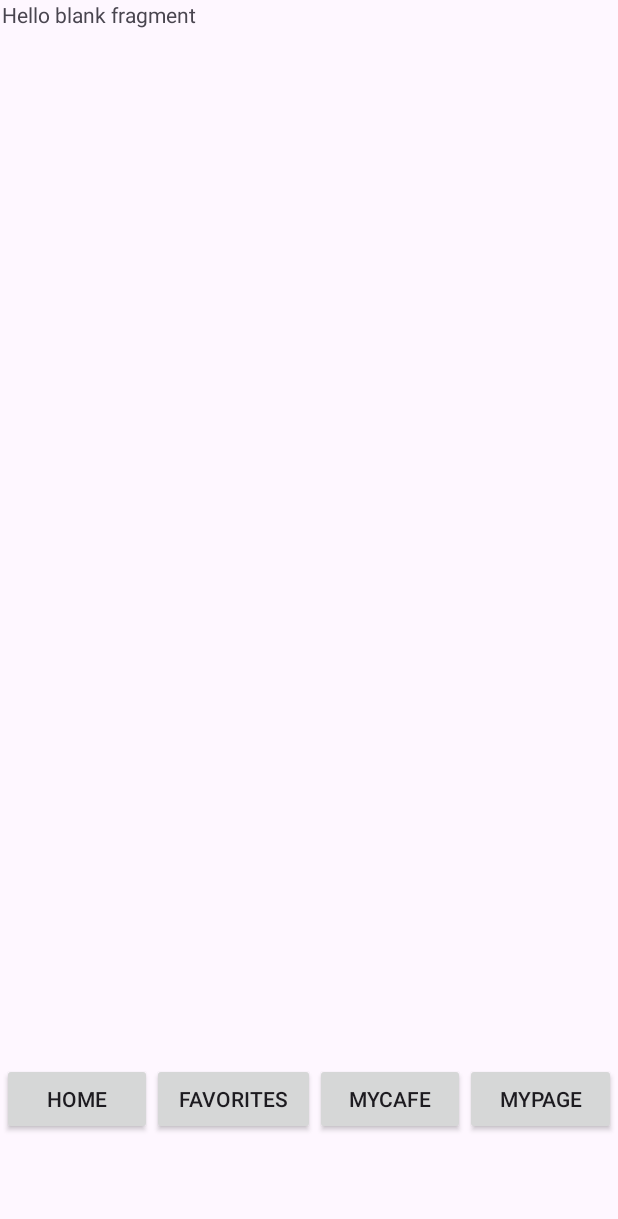
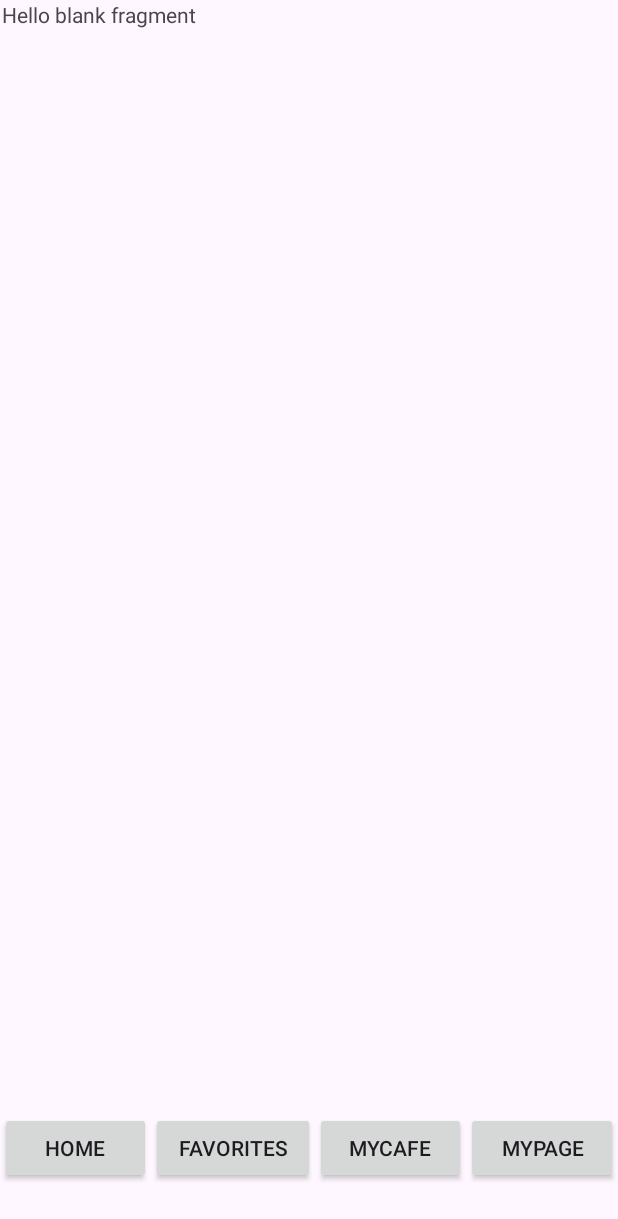
Before and after one commit to SKKUCapstone/Ca_stard_app, an Android app: the screen it shows after launch (MainActivity), after a tap on "FAVORITES", on a phone screen of 412 x 824 dp. Shown: the top 1219 px of the screen. Run offline under Robolectric (Android 15) with nearby library versions, the phone set to English and light mode, and no system bars; libraries missing offline, so code that uses them is left out: com.kakao.vectormap; 2 statements that could not run were skipped.

Commit message:
bottomsheet applied

```diff
--- a/app/src/main/java/edu/skku/map/capstone/HomeFragment.kt
+++ b/app/src/main/java/edu/skku/map/capstone/HomeFragment.kt
@@ -12,7 +12,10 @@ import androidx.fragment.app.Fragment
 import android.view.LayoutInflater
 import android.view.View
 import android.view.ViewGroup
+import android.widget.LinearLayout
+import androidx.constraintlayout.widget.ConstraintLayout
 import androidx.core.content.ContextCompat
+import com.google.android.material.bottomsheet.BottomSheetBehavior
 import com.kakao.vectormap.KakaoMap
 import com.kakao.vectormap.KakaoMapReadyCallback
 import com.kakao.vectormap.LatLng
@@ -34,6 +37,7 @@ class HomeFragment() : Fragment() {
     private lateinit var locationListener: LocationListener
     private lateinit var labelManager:LabelManager
     private lateinit var trackingManager:TrackingManager
+    lateinit var behavior: BottomSheetBehavior<ConstraintLayout>
     private var myPosition:Label? = null
     override fun onCreateView(
         inflater: LayoutInflater, container: ViewGroup?,
@@ -43,8 +47,13 @@ class HomeFragment() : Fragment() {
         setLocationManager()
         setListener()
         setLocationListener()
+        startKakaoMap()
+        persistentBottomSheetEvent()
+        return binding.root
+    }
 
-
+    //kakaomap functions
+    private fun startKakaoMap(){
         binding.kakaoMV.start(object : MapLifeCycleCallback() {
             override fun onMapDestroy() {
                 // 지도 API 가 정상적으로 종료될 때 호출됨
@@ -60,11 +69,18 @@ class HomeFragment() : Fragment() {
                 trackingManager = kakaoMap.trackingManager!!
             }
         })
+    }
+    private fun createLabel(lat: Double, lng: Double, text: String? = null): Label {
+        val pos:LatLng = LatLng.from(lat, lng)
+        val labelStyle: LabelStyle = LabelStyle.from(R.drawable.mypin)
+        val labelStyles: LabelStyles = labelManager.addLabelStyles(LabelStyles.from(labelStyle))!!
+        val labelOptions:LabelOptions = if (text == null) LabelOptions.from(pos).setStyles(labelStyles) else
+            LabelOptions.from(pos).setStyles(labelStyles).setTexts(text)
 
-        return binding.root
+        return labelManager.layer!!.addLabel(labelOptions)
     }
 
-
+    //GPS functions
     private fun setLocationManager(){
         Log.d("gps", "initializeLocationObj")
         if(::locationManager.isInitialized.not()) {
@@ -135,17 +151,43 @@ class HomeFragment() : Fragment() {
         }
     }
 
+    //bottomsheet functions
+    private fun persistentBottomSheetEvent() {
 
-    private fun createLabel(lat: Double, lng: Double, text: String? = null): Label {
-        val pos:LatLng = LatLng.from(lat, lng)
-        val labelStyle: LabelStyle = LabelStyle.from(R.drawable.mymarker)
-        val labelStyles: LabelStyles = labelManager.addLabelStyles(LabelStyles.from(labelStyle))!!
-        val labelOptions:LabelOptions = if (text == null) LabelOptions.from(pos).setStyles(labelStyles) else
-            LabelOptions.from(pos).setStyles(labelStyles).setTexts(text)
+        behavior = BottomSheetBehavior.from(binding.bottomSheet)
+        behavior.addBottomSheetCallback(object : BottomSheetBehavior.BottomSheetCallback() {
+            override fun onSlide(bottomSheet: View, slideOffset: Float) {
+                // 슬라이드 되는 도중 계속 호출
+                // called continuously while dragging
+                Log.d("@@@", "onStateChanged: 드래그 중")
+            }
 
-        return labelManager.layer!!.addLabel(labelOptions)
+            override fun onStateChanged(bottomSheet: View, newState: Int) {
+                when (newState) {
+                    BottomSheetBehavior.STATE_COLLAPSED -> {
+                        Log.d("@@@", "onStateChanged: 접음")
+                    }
+
+                    BottomSheetBehavior.STATE_DRAGGING -> {
+                        Log.d("@@@", "onStateChanged: 드래그")
+                    }
+
+                    BottomSheetBehavior.STATE_EXPANDED -> {
+                        Log.d("@@@", "onStateChanged: 펼침")
+                    }
+
+                    BottomSheetBehavior.STATE_HIDDEN -> {
+                        Log.d("@@@", "onStateChanged: 숨기기")
+                    }
+
+                    BottomSheetBehavior.STATE_SETTLING -> {
+                        Log.d("@@@", "onStateChanged: 고정됨")
+                    }
+                }
+            }
+
+        })
     }
 
 
-
 }
--- a/app/src/main/java/edu/skku/map/capstone/MainActivity.kt
+++ b/app/src/main/java/edu/skku/map/capstone/MainActivity.kt
@@ -50,7 +50,6 @@ class MainActivity : AppCompatActivity() {
 
     }
     private fun setNavActions() {
-
         HomeFragment = HomeFragment()
         FavoriteFragment = FavoriteFragment()
         MyPageFragment = MyPageFragment()
--- a/app/src/main/res/layout/activity_main.xml
+++ b/app/src/main/res/layout/activity_main.xml
@@ -24,11 +24,11 @@
         android:layout_width="wrap_content"
         android:layout_height="wrap_content"
         android:orientation="horizontal"
-        app:layout_constraintGuide_percent="0.85" />
+        app:layout_constraintGuide_percent="0.9" />
 
     <LinearLayout
-        android:layout_width="409dp"
-        android:layout_height="107dp"
+        android:layout_width="match_parent"
+        android:layout_height="0dp"
         android:orientation="horizontal"
         app:layout_constraintBottom_toBottomOf="parent"
         app:layout_constraintEnd_toEndOf="parent"
--- a/app/src/main/res/values/colors.xml
+++ b/app/src/main/res/values/colors.xml
@@ -2,4 +2,5 @@
 <resources>
     <color name="black">#FF000000</color>
     <color name="white">#FFFFFFFF</color>
+    <color name="gray">#D9D7D3</color>
 </resources>
```
Also changed, not shown: app/src/main/res/layout/fragment_home.xml (+41 -2 lines), app/src/main/res/drawable/defaultcafepin.jpg (added), app/src/main/res/drawable/mymarker.jpg (deleted), app/src/main/res/drawable/mypin.jpg (added).
